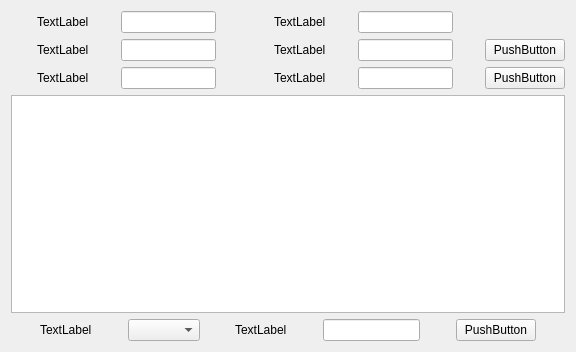
This is new version/CAServer/CAServer/mainwindow.ui in zengrx/openssl_ca as Qt 5 draws it before an edit. The edited form follows.
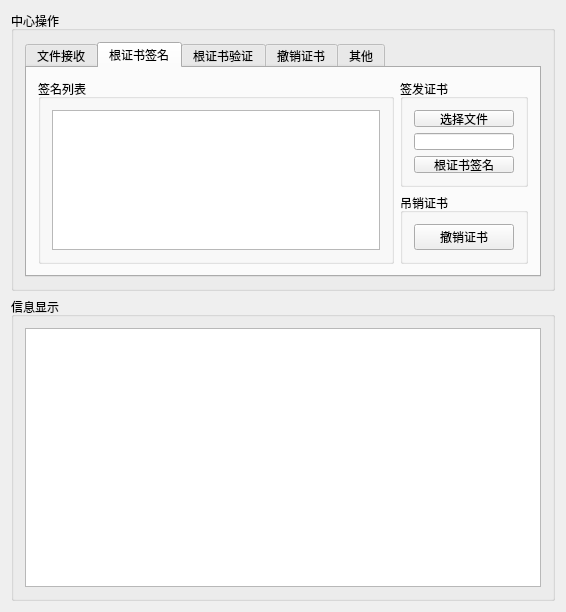
This is the edited form. The open tabs and pages were chosen to show the change.

Commit message: 服务端完成文件接收功能

```diff
--- a/new version/CAServer/CAServer/mainwindow.ui
+++ b/new version/CAServer/CAServer/mainwindow.ui
@@ -6,8 +6,8 @@
    <rect>
     <x>0</x>
     <y>0</y>
-    <width>576</width>
-    <height>352</height>
+    <width>566</width>
+    <height>612</height>
    </rect>
   </property>
   <property name="windowTitle">
@@ -16,150 +16,55 @@
   <widget class="QWidget" name="centralWidget">
    <layout class="QVBoxLayout" name="verticalLayout">
     <item>
-     <layout class="QGridLayout" name="gridLayout">
-      <item row="4" column="0">
+     <widget class="QGroupBox" name="groupBox_2">
+      <property name="maximumSize">
+       <size>
+        <width>16777215</width>
+        <height>280</height>
+       </size>
+      </property>
+      <property name="title">
+       <string>中心操作</string>
+      </property>
+      <layout class="QHBoxLayout" name="horizontalLayout_8">
+       <item>
+        <layout class="QHBoxLayout" name="horizontalLayout_2">
+         <item>
+          <widget class="QTabWidget" name="tabWidget">
+           <property name="maximumSize">
+            <size>
+             <width>16777215</width>
+             <height>240</height>
+            </size>
+           </property>
+           <property name="currentIndex">
+            <number>0</number>
+           </property>
+           <widget class="QWidget" name="tab">
+            <attribute name="title">
+             <string>文件接收</string>
+            </attribute>
        <layout class="QHBoxLayout" name="horizontalLayout_3">
         <item>
-         <spacer name="horizontalSpacer_8">
-          <property name="orientation">
-           <enum>Qt::Horizontal</enum>
-          </property>
-          <property name="sizeHint" stdset="0">
-           <size>
-            <width>40</width>
-            <height>20</height>
-           </size>
-          </property>
-         </spacer>
-        </item>
+              <layout class="QVBoxLayout" name="verticalLayout_2">
         <item>
-         <widget class="QLabel" name="label_3">
-          <property name="text">
-           <string>TextLabel</string>
-          </property>
-         </widget>
-        </item>
-        <item>
-         <spacer name="horizontalSpacer_9">
-          <property name="orientation">
-           <enum>Qt::Horizontal</enum>
-          </property>
-          <property name="sizeHint" stdset="0">
-           <size>
-            <width>40</width>
-            <height>20</height>
-           </size>
-          </property>
-         </spacer>
-        </item>
-        <item>
-         <widget class="QLineEdit" name="lineEdit_3"/>
-        </item>
-        <item>
-         <spacer name="horizontalSpacer_10">
-          <property name="orientation">
-           <enum>Qt::Horizontal</enum>
-          </property>
-          <property name="sizeHint" stdset="0">
-           <size>
-            <width>40</width>
-            <height>20</height>
-           </size>
-          </property>
-         </spacer>
-        </item>
-       </layout>
-      </item>
-      <item row="5" column="0">
-       <layout class="QHBoxLayout" name="horizontalLayout_5">
-        <item>
-         <spacer name="horizontalSpacer_14">
-          <property name="orientation">
-           <enum>Qt::Horizontal</enum>
-          </property>
-          <property name="sizeHint" stdset="0">
-           <size>
-            <width>40</width>
-            <height>20</height>
-           </size>
-          </property>
-         </spacer>
-        </item>
-        <item>
-         <widget class="QLabel" name="label_5">
-          <property name="text">
-           <string>TextLabel</string>
-          </property>
-         </widget>
-        </item>
-        <item>
-         <spacer name="horizontalSpacer_15">
-          <property name="orientation">
-           <enum>Qt::Horizontal</enum>
-          </property>
-          <property name="sizeHint" stdset="0">
-           <size>
-            <width>40</width>
-            <height>20</height>
-           </size>
-          </property>
-         </spacer>
-        </item>
-        <item>
-         <widget class="QLineEdit" name="lineEdit_5"/>
-        </item>
-        <item>
-         <spacer name="horizontalSpacer_16">
-          <property name="orientation">
-           <enum>Qt::Horizontal</enum>
-          </property>
-          <property name="sizeHint" stdset="0">
-           <size>
-            <width>40</width>
-            <height>20</height>
-           </size>
-          </property>
-         </spacer>
-        </item>
-       </layout>
-      </item>
-      <item row="1" column="0">
-       <layout class="QHBoxLayout" name="horizontalLayout">
-        <item>
-         <spacer name="horizontalSpacer">
-          <property name="orientation">
-           <enum>Qt::Horizontal</enum>
-          </property>
-          <property name="sizeHint" stdset="0">
-           <size>
-            <width>40</width>
-            <height>20</height>
-           </size>
-          </property>
-         </spacer>
-        </item>
+                <layout class="QHBoxLayout" name="horizontalLayout_6">
         <item>
          <widget class="QLabel" name="label">
           <property name="text">
-           <string>TextLabel</string>
+                    <string>服务器IP</string>
           </property>
          </widget>
         </item>
         <item>
-         <spacer name="horizontalSpacer_2">
-          <property name="orientation">
-           <enum>Qt::Horizontal</enum>
-          </property>
-          <property name="sizeHint" stdset="0">
+                  <widget class="QComboBox" name="comboBox">
+                   <property name="minimumSize">
            <size>
-            <width>40</width>
-            <height>20</height>
-           </size>
-          </property>
-         </spacer>
-        </item>
-        <item>
-         <widget class="QLineEdit" name="lineEdit"/>
+                     <width>120</width>
+                     <height>0</height>
+                    </size>
+                   </property>
+                  </widget>
         </item>
         <item>
          <spacer name="horizontalSpacer_3">
@@ -174,147 +79,62 @@
           </property>
          </spacer>
         </item>
-       </layout>
-      </item>
-      <item row="5" column="2">
-       <widget class="QPushButton" name="pushButton_2">
-        <property name="text">
-         <string>PushButton</string>
-        </property>
-       </widget>
-      </item>
-      <item row="5" column="1">
-       <layout class="QHBoxLayout" name="horizontalLayout_6">
-        <item>
-         <spacer name="horizontalSpacer_17">
-          <property name="orientation">
-           <enum>Qt::Horizontal</enum>
-          </property>
-          <property name="sizeHint" stdset="0">
-           <size>
-            <width>40</width>
-            <height>20</height>
-           </size>
-          </property>
-         </spacer>
-        </item>
-        <item>
-         <widget class="QLabel" name="label_6">
-          <property name="text">
-           <string>TextLabel</string>
-          </property>
-         </widget>
-        </item>
-        <item>
-         <spacer name="horizontalSpacer_18">
-          <property name="orientation">
-           <enum>Qt::Horizontal</enum>
-          </property>
-          <property name="sizeHint" stdset="0">
-           <size>
-            <width>40</width>
-            <height>20</height>
-           </size>
-          </property>
-         </spacer>
-        </item>
-        <item>
-         <widget class="QLineEdit" name="lineEdit_6"/>
-        </item>
-        <item>
-         <spacer name="horizontalSpacer_19">
-          <property name="orientation">
-           <enum>Qt::Horizontal</enum>
-          </property>
-          <property name="sizeHint" stdset="0">
-           <size>
-            <width>40</width>
-            <height>20</height>
-           </size>
-          </property>
-         </spacer>
-        </item>
-       </layout>
-      </item>
-      <item row="4" column="1">
-       <layout class="QHBoxLayout" name="horizontalLayout_4">
-        <item>
-         <spacer name="horizontalSpacer_11">
-          <property name="orientation">
-           <enum>Qt::Horizontal</enum>
-          </property>
-          <property name="sizeHint" stdset="0">
-           <size>
-            <width>40</width>
-            <height>20</height>
-           </size>
-          </property>
-         </spacer>
-        </item>
-        <item>
-         <widget class="QLabel" name="label_4">
-          <property name="text">
-           <string>TextLabel</string>
-          </property>
-         </widget>
-        </item>
-        <item>
-         <spacer name="horizontalSpacer_12">
-          <property name="orientation">
-           <enum>Qt::Horizontal</enum>
-          </property>
-          <property name="sizeHint" stdset="0">
-           <size>
-            <width>40</width>
-            <height>20</height>
-           </size>
-          </property>
-         </spacer>
-        </item>
-        <item>
-         <widget class="QLineEdit" name="lineEdit_4"/>
-        </item>
-        <item>
-         <spacer name="horizontalSpacer_13">
-          <property name="orientation">
-           <enum>Qt::Horizontal</enum>
-          </property>
-          <property name="sizeHint" stdset="0">
-           <size>
-            <width>40</width>
-            <height>20</height>
-           </size>
-          </property>
-         </spacer>
-        </item>
-       </layout>
-      </item>
-      <item row="4" column="2">
-       <widget class="QPushButton" name="pushButton">
-        <property name="text">
-         <string>PushButton</string>
-        </property>
-       </widget>
-      </item>
-      <item row="1" column="1">
-       <layout class="QHBoxLayout" name="horizontalLayout_2">
-        <item>
-         <spacer name="horizontalSpacer_4">
-          <property name="orientation">
-           <enum>Qt::Horizontal</enum>
-          </property>
-          <property name="sizeHint" stdset="0">
-           <size>
-            <width>40</width>
-            <height>20</height>
-           </size>
-          </property>
-         </spacer>
-        </item>
         <item>
          <widget class="QLabel" name="label_2">
           <property name="text">
-           <string>TextLabel</string>
+                    <string>服务器端口</string>
+                   </property>
+                  </widget>
+                 </item>
+                 <item>
+                  <widget class="QLineEdit" name="lineEdit">
+                   <property name="minimumSize">
+                    <size>
+                     <width>40</width>
+                     <height>0</height>
+                    </size>
+                   </property>
+                   <property name="maximumSize">
+                    <size>
+                     <width>90</width>
+                     <height>16777215</height>
+                    </size>
+                   </property>
+                   <property name="text">
+                    <string>12346</string>
+                   </property>
+                  </widget>
+                 </item>
+                 <item>
+                  <spacer name="horizontalSpacer_2">
+                   <property name="orientation">
+                    <enum>Qt::Horizontal</enum>
+                   </property>
+                   <property name="sizeHint" stdset="0">
+                    <size>
+                     <width>40</width>
+                     <height>20</height>
+                    </size>
+                   </property>
+                  </spacer>
+                 </item>
+                 <item>
+                  <spacer name="horizontalSpacer">
+                   <property name="orientation">
+                    <enum>Qt::Horizontal</enum>
+                   </property>
+                   <property name="sizeHint" stdset="0">
+                    <size>
+                     <width>40</width>
+                     <height>20</height>
+                    </size>
+                   </property>
+                  </spacer>
+                 </item>
+                 <item>
+                  <widget class="QPushButton" name="pushButton_6">
+                   <property name="text">
+                    <string>刷新IP</string>
           </property>
          </widget>
         </item>
@@ -332,10 +152,14 @@
          </spacer>
         </item>
         <item>
-         <widget class="QLineEdit" name="lineEdit_2"/>
+                  <widget class="QPushButton" name="pushButton">
+                   <property name="text">
+                    <string>开启服务器</string>
+                   </property>
+                  </widget>
         </item>
         <item>
-         <spacer name="horizontalSpacer_6">
+                  <spacer name="horizontalSpacer_4">
           <property name="orientation">
            <enum>Qt::Horizontal</enum>
           </property>
@@ -346,126 +170,233 @@
            </size>
           </property>
          </spacer>
-        </item>
-       </layout>
-      </item>
-     </layout>
-    </item>
-    <item>
-     <layout class="QVBoxLayout" name="verticalLayout_2">
-      <item>
-       <widget class="QTextBrowser" name="textBrowser"/>
       </item>
      </layout>
     </item>
     <item>
      <layout class="QHBoxLayout" name="horizontalLayout_7">
       <item>
-       <spacer name="horizontalSpacer_7">
-        <property name="orientation">
-         <enum>Qt::Horizontal</enum>
-        </property>
-        <property name="sizeHint" stdset="0">
-         <size>
-          <width>40</width>
-          <height>20</height>
-         </size>
-        </property>
-       </spacer>
-      </item>
+                  <widget class="QLabel" name="label_3">
+                   <property name="text">
+                    <string>接收进度</string>
+                   </property>
+                  </widget>
+                 </item>
+                 <item>
+                  <widget class="QProgressBar" name="progressBar">
+                   <property name="value">
+                    <number>0</number>
+                   </property>
+                  </widget>
+                 </item>
+                </layout>
+               </item>
+              </layout>
+             </item>
+            </layout>
+           </widget>
+           <widget class="QWidget" name="tab_3">
+            <attribute name="title">
+             <string>根证书签名</string>
+            </attribute>
+            <layout class="QHBoxLayout" name="horizontalLayout_10">
       <item>
-       <widget class="QLabel" name="label_7">
-        <property name="text">
-         <string>TextLabel</string>
-        </property>
-       </widget>
-      </item>
+              <layout class="QHBoxLayout" name="horizontalLayout_9">
+               <item>
+                <widget class="QGroupBox" name="groupBox_3">
+                 <property name="title">
+                  <string>签名列表</string>
+                 </property>
+                 <layout class="QHBoxLayout" name="horizontalLayout_11">
+                  <item>
+                   <widget class="QListWidget" name="listWidget"/>
+                  </item>
+                 </layout>
+                </widget>
+               </item>
+              </layout>
+             </item>
       <item>
-       <spacer name="horizontalSpacer_20">
+              <layout class="QVBoxLayout" name="verticalLayout_7">
+               <item>
+                <layout class="QVBoxLayout" name="verticalLayout_3">
+                 <item>
+                  <widget class="QGroupBox" name="groupBox_4">
+                   <property name="title">
+                    <string>签发证书</string>
+                   </property>
+                   <layout class="QVBoxLayout" name="verticalLayout_6">
+                    <item>
+                     <spacer name="verticalSpacer_2">
         <property name="orientation">
-         <enum>Qt::Horizontal</enum>
+                       <enum>Qt::Vertical</enum>
         </property>
         <property name="sizeHint" stdset="0">
          <size>
-          <width>40</width>
-          <height>20</height>
+                        <width>20</width>
+                        <height>40</height>
          </size>
         </property>
        </spacer>
       </item>
       <item>
-       <widget class="QComboBox" name="comboBox"/>
-      </item>
-      <item>
-       <spacer name="horizontalSpacer_21">
-        <property name="orientation">
-         <enum>Qt::Horizontal</enum>
-        </property>
-        <property name="sizeHint" stdset="0">
+                     <widget class="QPushButton" name="pushButton_4">
+                      <property name="maximumSize">
          <size>
-          <width>40</width>
-          <height>20</height>
-         </size>
-        </property>
-       </spacer>
+                        <width>100</width>
+                        <height>16777215</height>
+                       </size>
+                      </property>
+                      <property name="text">
+                       <string>选择文件</string>
+                      </property>
+                     </widget>
       </item>
       <item>
-       <widget class="QLabel" name="label_8">
-        <property name="text">
-         <string>TextLabel</string>
-        </property>
+                     <widget class="QLineEdit" name="lineEdit_2">
+                      <property name="sizePolicy">
+                       <sizepolicy hsizetype="Minimum" vsizetype="Fixed">
+                        <horstretch>0</horstretch>
+                        <verstretch>0</verstretch>
+                       </sizepolicy>
+                      </property>
+                      <property name="maximumSize">
+                       <size>
+                        <width>100</width>
+                        <height>16777215</height>
+                       </size>
+                      </property>
        </widget>
       </item>
       <item>
-       <spacer name="horizontalSpacer_22">
+                     <spacer name="verticalSpacer">
         <property name="orientation">
-         <enum>Qt::Horizontal</enum>
+                       <enum>Qt::Vertical</enum>
         </property>
         <property name="sizeHint" stdset="0">
          <size>
-          <width>40</width>
-          <height>20</height>
+                        <width>20</width>
+                        <height>40</height>
          </size>
         </property>
        </spacer>
       </item>
       <item>
-       <widget class="QLineEdit" name="lineEdit_7"/>
+                     <widget class="QPushButton" name="pushButton_5">
+                      <property name="maximumSize">
+                       <size>
+                        <width>100</width>
+                        <height>16777215</height>
+                       </size>
+                      </property>
+                      <property name="text">
+                       <string>根证书签名</string>
+                      </property>
+                     </widget>
       </item>
       <item>
-       <spacer name="horizontalSpacer_23">
+                     <spacer name="verticalSpacer_3">
         <property name="orientation">
-         <enum>Qt::Horizontal</enum>
+                       <enum>Qt::Vertical</enum>
         </property>
         <property name="sizeHint" stdset="0">
          <size>
-          <width>40</width>
-          <height>20</height>
+                        <width>20</width>
+                        <height>40</height>
          </size>
         </property>
        </spacer>
       </item>
+                   </layout>
+                  </widget>
+                 </item>
+                </layout>
+               </item>
+               <item>
+                <layout class="QVBoxLayout" name="verticalLayout_4">
+                 <item>
+                  <widget class="QGroupBox" name="groupBox_5">
+                   <property name="title">
+                    <string>吊销证书</string>
+                   </property>
+                   <layout class="QVBoxLayout" name="verticalLayout_5">
       <item>
        <widget class="QPushButton" name="pushButton_3">
+                      <property name="minimumSize">
+                       <size>
+                        <width>0</width>
+                        <height>0</height>
+                       </size>
+                      </property>
+                      <property name="maximumSize">
+                       <size>
+                        <width>100</width>
+                        <height>16777215</height>
+                       </size>
+                      </property>
+                      <property name="text">
+                       <string>撤销证书</string>
+                      </property>
+                     </widget>
+                    </item>
+                   </layout>
+                  </widget>
+                 </item>
+                </layout>
+               </item>
+              </layout>
+             </item>
+            </layout>
+           </widget>
+           <widget class="QWidget" name="tab_2">
+            <attribute name="title">
+             <string>根证书验证</string>
+            </attribute>
+            <layout class="QHBoxLayout" name="horizontalLayout_4">
+             <item>
+              <widget class="QPushButton" name="pushButton_2">
         <property name="text">
          <string>PushButton</string>
         </property>
        </widget>
       </item>
+            </layout>
+           </widget>
+           <widget class="QWidget" name="tab_4">
+            <attribute name="title">
+             <string>撤销证书</string>
+            </attribute>
+           </widget>
+           <widget class="QWidget" name="tab_5">
+            <attribute name="title">
+             <string>其他</string>
+            </attribute>
+           </widget>
+          </widget>
+         </item>
+        </layout>
+       </item>
+      </layout>
+     </widget>
+    </item>
       <item>
-       <spacer name="horizontalSpacer_24">
-        <property name="orientation">
-         <enum>Qt::Horizontal</enum>
-        </property>
-        <property name="sizeHint" stdset="0">
+     <widget class="QGroupBox" name="groupBox">
+      <property name="title">
+       <string>信息显示</string>
+      </property>
+      <layout class="QHBoxLayout" name="horizontalLayout_5">
+       <item>
+        <widget class="QTextBrowser" name="textBrowser">
+         <property name="minimumSize">
          <size>
-          <width>40</width>
-          <height>20</height>
-         </size>
-        </property>
-       </spacer>
-      </item>
-     </layout>
+           <width>0</width>
+           <height>200</height>
+          </size>
+         </property>
+        </widget>
+       </item>
+      </layout>
+     </widget>
     </item>
    </layout>
   </widget>
```
Left out of the diff: 18 changed lines with no effect on the pictures. Lines whose indentation alone changed are shown as unchanged. The commit also changes 21 other files.
